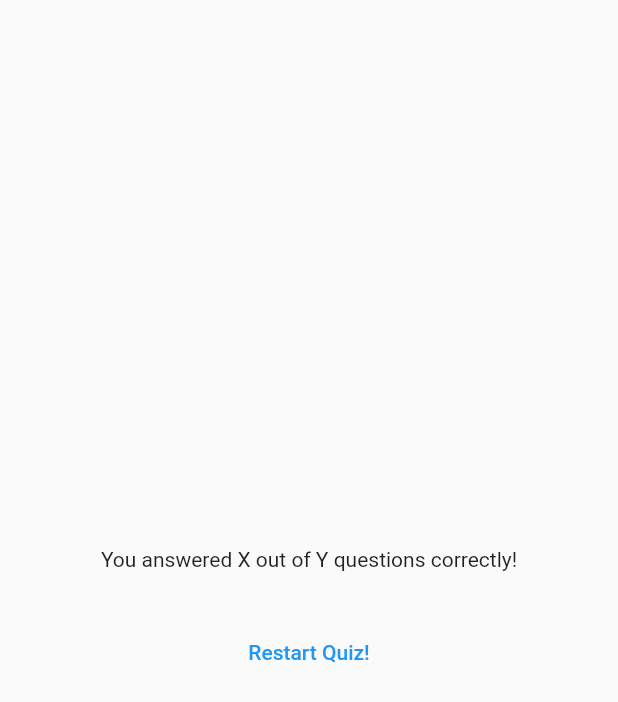
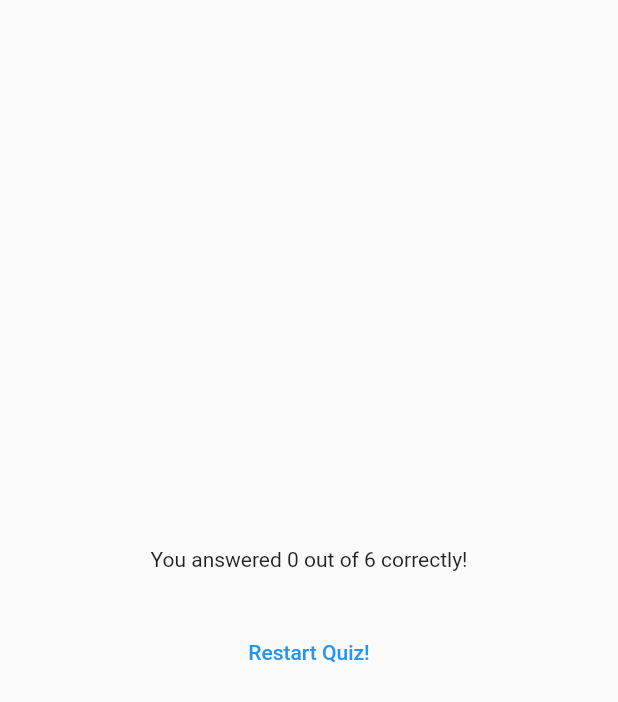
Before and after one commit to jubayerislam17/Quizzify, a Flutter app: the ResultsScreen widget shown alone on an empty page, opened directly with empty values, on a phone screen of 412 x 824 dp. Shown: the top 702 px of the screen. Run offline on Flutter 3.47's test engine with Material 2 defaults, Android fonts, the phone set to English and light mode, and no system bars; our stand-ins replace google_fonts.

Commit message:
answer screen done , but not the scrollable and ui part

```diff
--- a/lib/quiz.dart
+++ b/lib/quiz.dart
@@ -28,7 +28,6 @@ class _QuizState extends State<Quiz> {
 
     if (selectedAnswers.length == questions.length) {
       setState(() {
-        selectedAnswers = [];
         activeScreen = 'results-screen';
       });
     }
--- a/lib/results_screen.dart
+++ b/lib/results_screen.dart
@@ -1,4 +1,6 @@
 import 'package:flutter/material.dart';
+import 'package:quiz_app/data/questions.dart';
+import 'package:quiz_app/questions_summary.dart';
 
 class ResultsScreen extends StatelessWidget {
   const ResultsScreen({super.key, required this.chosenAnswers});
@@ -9,7 +11,12 @@ class ResultsScreen extends StatelessWidget {
     final List<Map<String, Object>> summary = [];
 
     for (var i = 0; i < chosenAnswers.length; i++) {
-      summary.add({});
+      summary.add({
+        'question_index': 1,
+        'question': questions[i].text,
+        'correct_answer': questions[i].answers[0],
+        'user_answer': chosenAnswers[i],
+      });
     }
 
     return summary;
@@ -17,6 +24,12 @@ class ResultsScreen extends StatelessWidget {
 
   @override
   Widget build(BuildContext context) {
+    final summaryData = getSummaryData();
+    final numTotalQuestions = questions.length;
+    final numCorrectQuestions = summaryData.where((data) {
+      return data['user_answer'] == data['correct_answer'];
+    }).length;
+
     return SizedBox(
       width: double.infinity,
       child: Container(
@@ -24,10 +37,11 @@ class ResultsScreen extends StatelessWidget {
         child: Column(
           mainAxisAlignment: MainAxisAlignment.center,
           children: [
-            const Text('You answered X out of Y questions correctly!'),
+             Text('You answered $numCorrectQuestions out of $numTotalQuestions correctly!',),
             const SizedBox(
               height: 30,
             ),
+            QuestionsSummary(summaryData),
             TextButton(
               onPressed: () {},
               child: const Text('Restart Quiz!'),
```
Also changed, not shown: lib/questions_summary.dart (added, +31 -0 lines).
